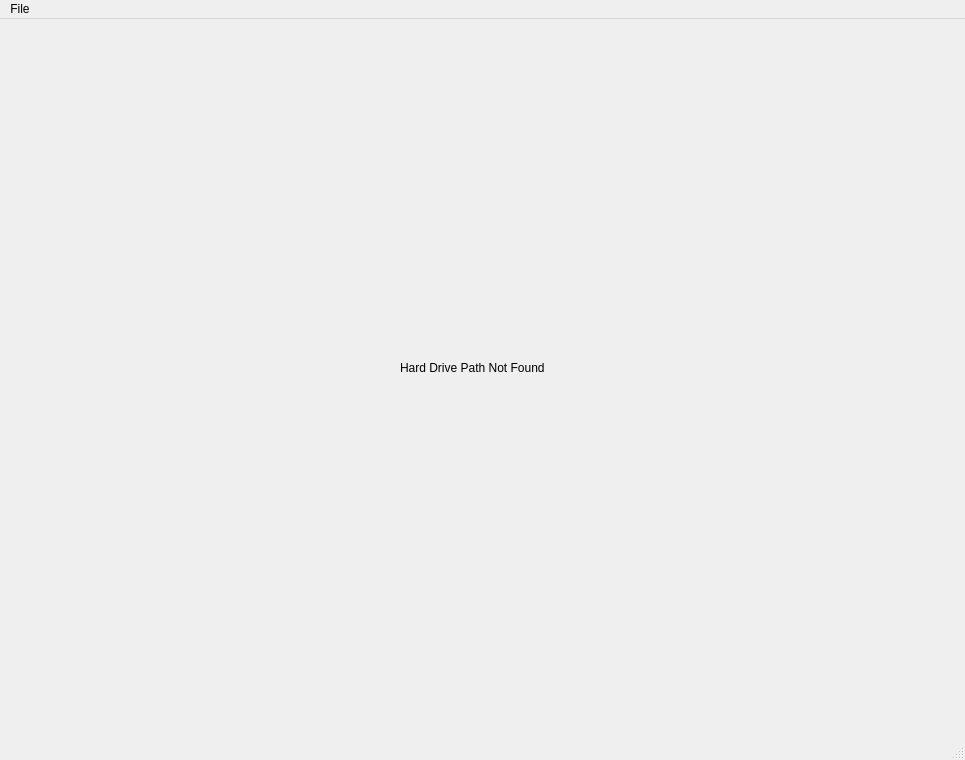
The window that app/views/ui/PICK_App.ui (galvarez6/pick-tool-team07-runtime-terror) describes before a commit, drawn with Qt 5.
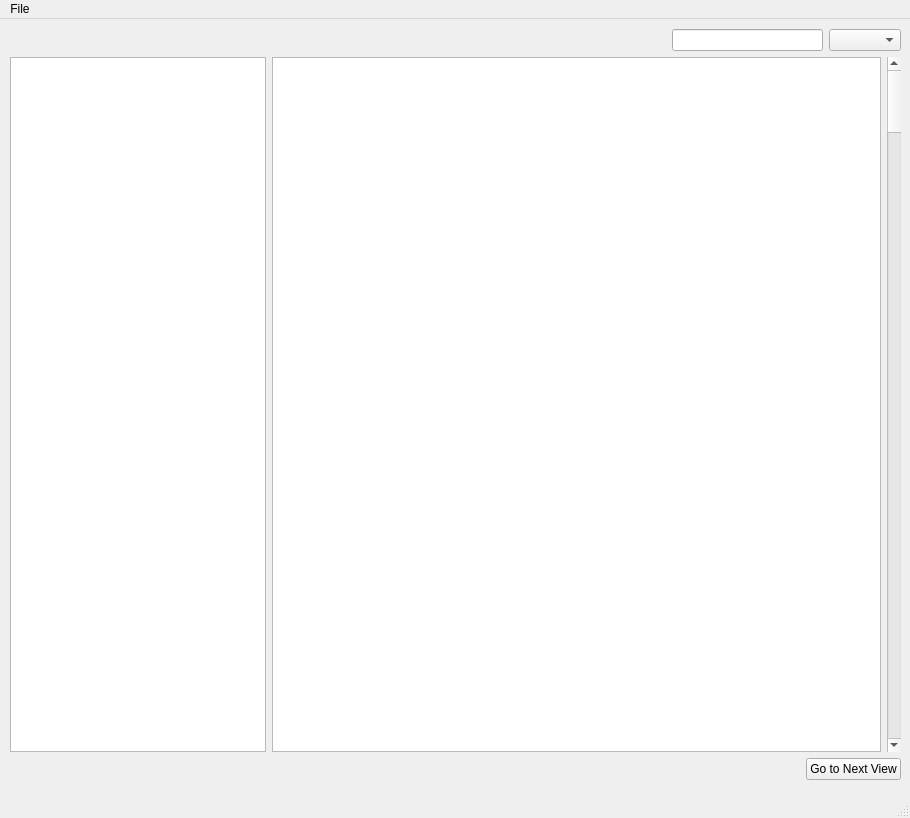
The same window after the commit.

Commit message: Adding Node model representation class, adding directory configuration view, updating app to flow into directory config view

Patch:
```diff
--- a/app/views/ui/PICK_App.ui
+++ b/app/views/ui/PICK_App.ui
@@ -6,26 +6,98 @@
    <rect>
     <x>0</x>
     <y>0</y>
-    <width>965</width>
-    <height>760</height>
+    <width>910</width>
+    <height>818</height>
    </rect>
   </property>
   <property name="windowTitle">
    <string>PICK</string>
   </property>
   <widget class="QWidget" name="centralwidget">
-   <widget class="QLabel" name="label">
+   <widget class="QWidget" name="gridLayoutWidget">
     <property name="geometry">
      <rect>
-      <x>400</x>
-      <y>340</y>
-      <width>191</width>
-      <height>17</height>
+      <x>10</x>
+      <y>10</y>
+      <width>891</width>
+      <height>751</height>
      </rect>
     </property>
-    <property name="text">
-     <string>Hard Drive Path Not Found</string>
-    </property>
+    <layout class="QGridLayout" name="gridLayout" columnstretch="0,2">
+     <item row="1" column="0">
+      <widget class="QListWidget" name="vectorList"/>
+     </item>
+     <item row="1" column="1">
+      <layout class="QHBoxLayout" name="horizontalLayout">
+       <item>
+        <widget class="QListWidget" name="logEntryList"/>
+       </item>
+       <item>
+        <widget class="QScrollBar" name="verticalScrollBar">
+         <property name="sizePolicy">
+          <sizepolicy hsizetype="Fixed" vsizetype="Minimum">
+           <horstretch>0</horstretch>
+           <verstretch>0</verstretch>
+          </sizepolicy>
+         </property>
+         <property name="orientation">
+          <enum>Qt::Vertical</enum>
+         </property>
+        </widget>
+       </item>
+      </layout>
+     </item>
+     <item row="0" column="1">
+      <layout class="QHBoxLayout" name="horizontalLayout_2">
+       <item>
+        <spacer name="horizontalSpacer_2">
+         <property name="orientation">
+          <enum>Qt::Horizontal</enum>
+         </property>
+         <property name="sizeType">
+          <enum>QSizePolicy::Fixed</enum>
+         </property>
+         <property name="sizeHint" stdset="0">
+          <size>
+           <width>400</width>
+           <height>20</height>
+          </size>
+         </property>
+        </spacer>
+       </item>
+       <item>
+        <widget class="QLineEdit" name="lineEdit"/>
+       </item>
+       <item>
+        <widget class="QComboBox" name="comboBox"/>
+       </item>
+      </layout>
+     </item>
+     <item row="2" column="1">
+      <layout class="QHBoxLayout" name="horizontalLayout_3">
+       <item>
+        <spacer name="horizontalSpacer">
+         <property name="orientation">
+          <enum>Qt::Horizontal</enum>
+         </property>
+         <property name="sizeHint" stdset="0">
+          <size>
+           <width>40</width>
+           <height>20</height>
+          </size>
+         </property>
+        </spacer>
+       </item>
+       <item>
+        <widget class="QPushButton" name="nextView">
+         <property name="text">
+          <string>Go to Next View</string>
+         </property>
+        </widget>
+       </item>
+      </layout>
+     </item>
+    </layout>
    </widget>
   </widget>
   <widget class="QMenuBar" name="menubar">
@@ -33,8 +105,8 @@
     <rect>
      <x>0</x>
      <y>0</y>
-     <width>965</width>
-     <height>22</height>
+     <width>910</width>
+     <height>26</height>
     </rect>
    </property>
    <widget class="QMenu" name="menuFile">
```
Left out of the diff: 6 changed lines with no effect on the pictures. The commit also changes 8 other files.
